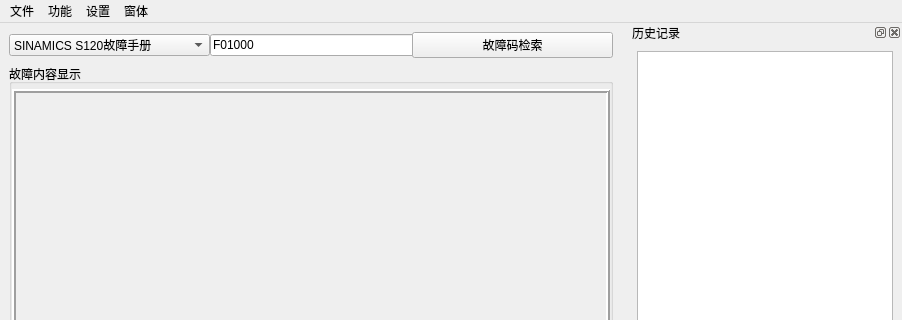
Before: the Qt Designer form Ui_PDF.ui in AngelButterfally/PDF, drawn with Qt 5; both pictures show x 0 to 902 and y 0 to 320 of the 902 by 720 pixel window.
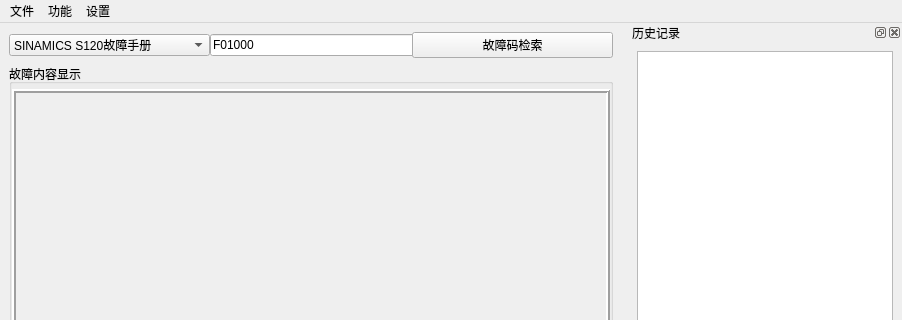
After: the same form once the commit is applied. Icons and pictures are not drawn.

Commit message: 界面V1.0.1

Patch:
```diff
--- a/Ui_PDF.ui
+++ b/Ui_PDF.ui
@@ -294,16 +294,9 @@
     <addaction name="menuloadProfile"/>
     <addaction name="actionFontSize"/>
    </widget>
-   <widget class="QMenu" name="menu_4">
-    <property name="title">
-     <string>窗体</string>
-    </property>
-    <addaction name="actionopenHistory"/>
-   </widget>
    <addaction name="menu"/>
    <addaction name="menu_2"/>
    <addaction name="menu_3"/>
-   <addaction name="menu_4"/>
   </widget>
   <widget class="QDockWidget" name="dockWidget_History">
    <property name="sizePolicy">
```
Left out of the diff: 1 changed line with no effect on the pictures. The commit also changes 1 other file.
